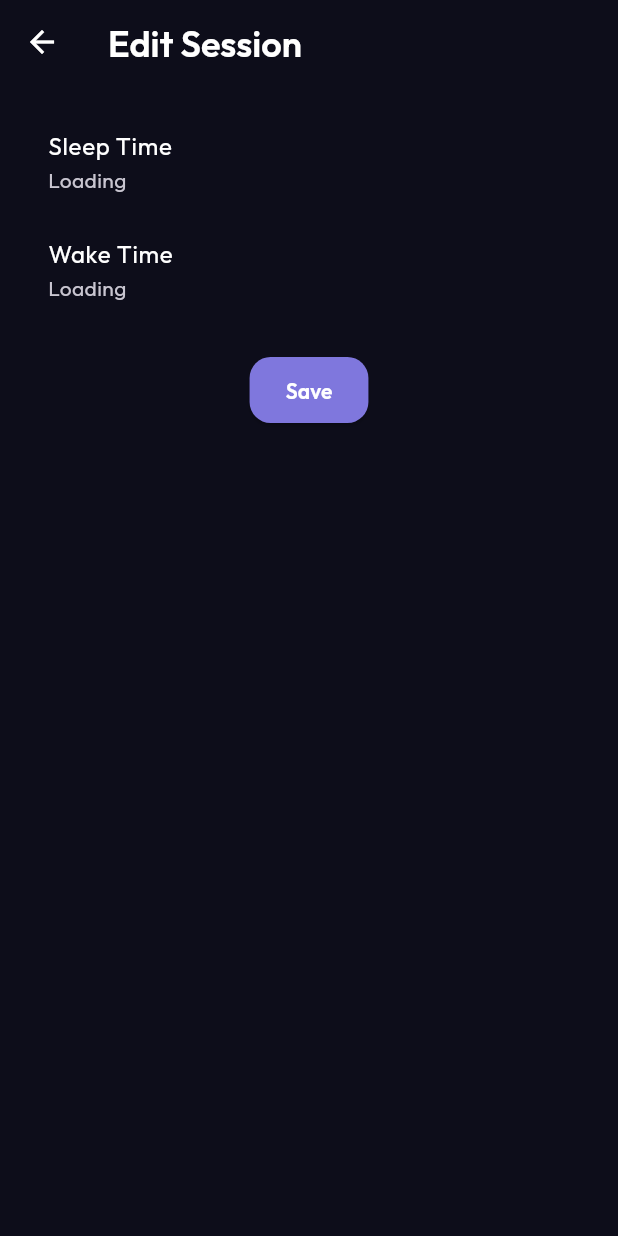
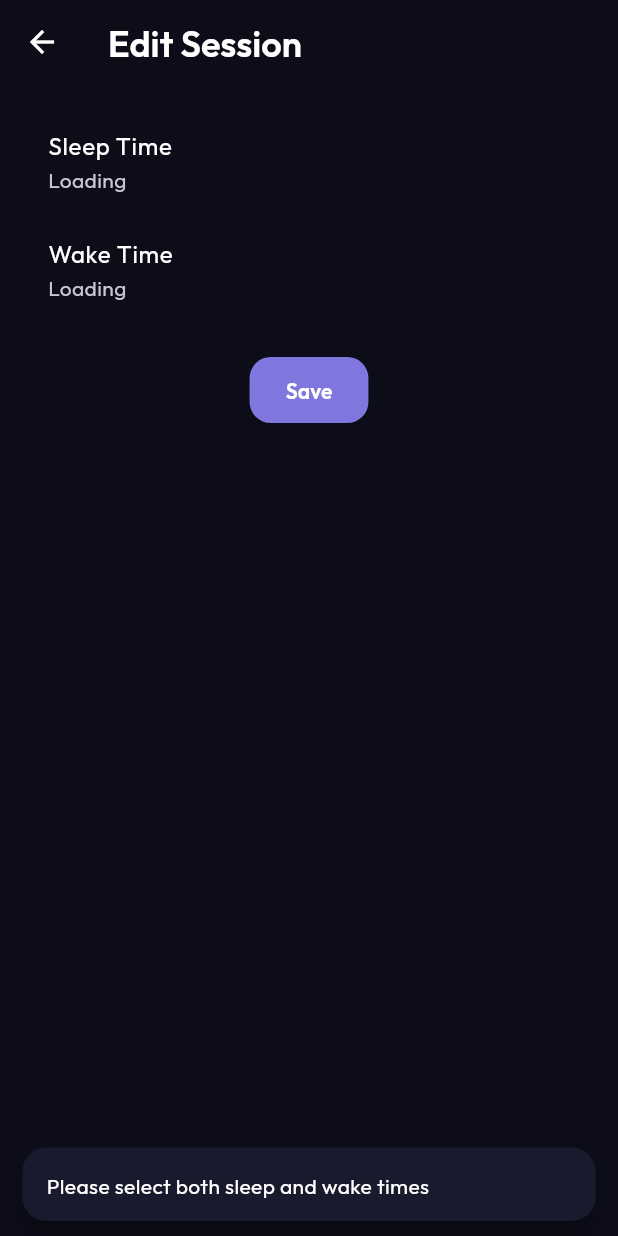
Before and after one commit to m3lloo/SomniAI---AI-Sleep-Tracker-App, a Flutter app: the EditSessionScreen screen opened directly with empty values, after a tap on "Save", on a phone screen of 412 x 824 dp. Run offline on Flutter 3.47's test engine with Material 3 defaults, Android fonts, the light colour scheme and no system bars; our stand-ins replace connectivity_plus, csv, drift, fl_chart, flutter_animate, flutter_local_notifications and 10 more; accounts and stored records are empty; generated files the repository leaves out were written again.

Commit message:
fix: resolve remaining analyzer issues (linearGradient const, null-safety, fl_chart tooltips, localization temporary removal, onboarding spinner)

```diff
--- a/lib/features/sleep_tracking/presentation/providers/analytics_providers.dart
+++ b/lib/features/sleep_tracking/presentation/providers/analytics_providers.dart
@@ -1,4 +1,3 @@
-import 'package:flutter/foundation.dart';
 import 'package:flutter/material.dart';
 import 'package:flutter_riverpod/flutter_riverpod.dart';
 import 'package:fl_chart/fl_chart.dart';
@@ -27,10 +26,9 @@ final durationBarGroupsProvider = Provider<List<BarChartGroupData>>((ref) {
           barRods: [
             BarChartRodData(
               toY: session.durationHours,
-              gradient: session.durationHours >= 7
+                gradient: session.durationHours >= 7
                   ? AppColors.cyanGradient
-                  : const LinearGradient(
-                      colors: [AppColors.amber, AppColors.rose]),
+                  : LinearGradient(colors: [AppColors.amber, AppColors.rose]),
               width: 20,
               borderRadius:
                   const BorderRadius.vertical(top: Radius.circular(6)),
--- a/lib/features/sleep_tracking/presentation/screens/analytics_screen.dart
+++ b/lib/features/sleep_tracking/presentation/screens/analytics_screen.dart
@@ -37,8 +37,6 @@ class _AnalyticsScreenState extends ConsumerState<AnalyticsScreen>
   Widget build(BuildContext context) {
     final sessionsAsync = ref.watch(analyticsSessionsProvider);
     final durationBarGroups = ref.watch(durationBarGroupsProvider);
-    final sleepScoreSpots = ref.watch(sleepScoreSpotsProvider);
-    final consistencySpots = ref.watch(consistencySpotsProvider);
 
     return Scaffold(
       backgroundColor: AppColors.background,
--- a/lib/features/sleep_tracking/presentation/screens/edit_session_screen.dart
+++ b/lib/features/sleep_tracking/presentation/screens/edit_session_screen.dart
@@ -36,9 +36,15 @@ class _EditSessionScreenState extends ConsumerState<EditSessionScreen> {
 
   Future<void> _save() async {
     if (!_formKey.currentState!.validate()) return;
+    if (_sleepTime == null || _wakeTime == null) {
+      ScaffoldMessenger.of(context).showSnackBar(const SnackBar(
+        content: Text('Please select both sleep and wake times'),
+      ));
+      return;
+    }
     // Save minimal edits: sleep/wake times
     final repo = SleepSessionRepository();
-    await repo.updateSessionTimes(widget.sessionId, _sleepTime, _wakeTime);
+    await repo.updateSessionTimes(widget.sessionId, _sleepTime!, _wakeTime!);
     if (!mounted) return;
     Navigator.of(context).pop(true);
   }
```
Also changed, not shown: lib/features/sleep_tracking/presentation/screens/onboarding_slides_screen.dart (+10 -2 lines), lib/main.dart (+2 -6 lines).
